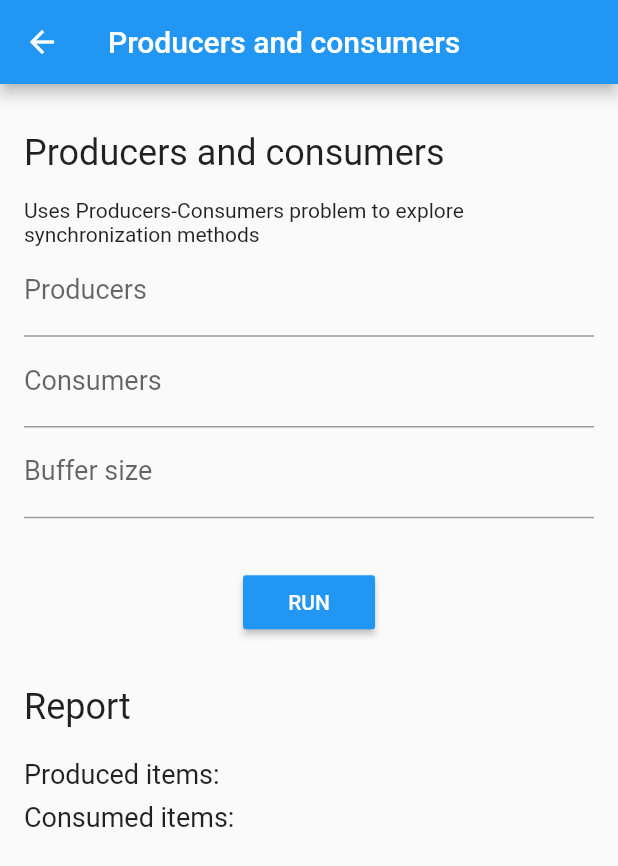
After one commit to WilliamWV/androidConcAndSync_Flutter, a Flutter app: the ProdConsScreen screen opened directly, on a phone screen of 412 x 824 dp. The commit adds this screen. Shown: the top 866 px of the screen. Run offline on Flutter 3.47's test engine with Material 2 defaults, Android fonts, the phone set to English and light mode, and no system bars.

Commit message:
Implemented ProdConsScreen

```diff
--- a/lib/constants.dart
+++ b/lib/constants.dart
@@ -12,6 +12,8 @@ const String REPORT = "Report";
 const String TIME = "Time:";
 const String AVERAGE = "Average:";
 const String DEVIATION = "Deviation:";
+const String PROD_ITEMS = "Produced items:";
+const String CONS_ITEMS = "Consumed items:";
 const String TITLE = "Android concurrency models comparission - Flutter version";
 
 // Problem Constants
--- a/lib/screens/InitScreen.dart
+++ b/lib/screens/InitScreen.dart
@@ -1,6 +1,7 @@
 import 'package:androidconcurrency/screens/ConcSumScreen.dart';
 import 'package:androidconcurrency/screens/MatMultScreen.dart';
 import 'package:androidconcurrency/screens/PhilosophersScreen.dart';
+import 'package:androidconcurrency/screens/ProdConsScreen.dart';
 import 'package:androidconcurrency/widgets/ProblemChooser.dart';
 import 'package:flutter/material.dart';
 
@@ -72,7 +73,9 @@ class _InitScreenState extends State<InitScreen> {
         Navigator.push(context, MaterialPageRoute(builder: (context) => PhilosophersScreen()));
         break;
       case IMG_DOWN: break;
-      case PROD_CONS: break;
+      case PROD_CONS:
+        Navigator.push(context, MaterialPageRoute(builder: (context) => ProdConsScreen()));
+        break;
     }
   }
 }
--- /dev/null
+++ b/lib/screens/ProdConsScreen.dart
@@ -0,0 +1,122 @@
+
+
+import 'package:androidconcurrency/constants.dart';
+import 'package:flutter/cupertino.dart';
+import 'package:flutter/material.dart';
+
+class ProdConsScreen extends StatefulWidget{
+  ProdConsScreen({Key key}): super(key: key);
+
+  @override
+  _ProdConsState createState() => _ProdConsState();
+
+}
+
+class _ProdConsState extends State<ProdConsScreen>{
+
+  double _reportProd;
+  double _reportCons;
+  @override
+  Widget build(BuildContext context) {
+    return Scaffold(
+      appBar: AppBar(
+          title: Text(PROD_CONS)
+      ),
+      body: Center(
+        child: Container(
+          padding: new EdgeInsets.all(MID_PADDING),
+          child: Column(
+            crossAxisAlignment: CrossAxisAlignment.start,
+            mainAxisAlignment: MainAxisAlignment.start,
+            children: <Widget>[
+              Container(
+                  child:Text(
+                    PROD_CONS,
+                    style: TextStyle(fontSize: TITLE_FONT_SIZE),
+                  ),
+                  padding: EdgeInsets.symmetric(vertical: MID_PADDING)
+              ),
+              Text(
+                  PROBL_DESCRIPTION[PROD_CONS],
+                  style: TextStyle(fontSize: DESCRIPTION_FONT_SIZE)
+              ),
+              TextField(
+                decoration: new InputDecoration(
+                    labelText: "Producers",
+                    labelStyle: TextStyle(fontSize: LABEL_FONT_SIZE)
+                ),
+                keyboardType: TextInputType.number,
+              ),
+              TextField(
+                decoration: new InputDecoration(
+                    labelText: "Consumers",
+                    labelStyle: TextStyle(fontSize: LABEL_FONT_SIZE)
+                ),
+                keyboardType: TextInputType.number,
+              ),
+              TextField(
+                decoration: new InputDecoration(
+                    labelText: "Buffer size",
+                    labelStyle: TextStyle(fontSize: LABEL_FONT_SIZE)
+                ),
+                keyboardType: TextInputType.number,
+              ),
+              Container(
+                  alignment: Alignment(0.0, 0.0),
+                  padding: EdgeInsets.symmetric(vertical: LARGE_PADDING),
+                  child:RaisedButton(
+                    textColor: Colors.white,
+                    color: Colors.blue,
+                    child: Text(
+                        "RUN"
+                    ),
+                    onPressed: runMM,
+                  )
+              ),
+              Container(
+                padding: EdgeInsets.only(bottom: MID_PADDING),
+                child:Text(
+                  REPORT,
+                  style: TextStyle(fontSize: TITLE_FONT_SIZE),
+                ),
+              ),
+              Container(
+                padding: EdgeInsets.symmetric(vertical: SMALL_PADDING),
+                child:Row(
+                  children: <Widget>[
+                    Text(
+                      PROD_ITEMS,
+                      style: TextStyle(fontSize: LABEL_FONT_SIZE),
+                    ),
+                    Text(
+                      "",
+                      style: TextStyle(fontSize: LABEL_FONT_SIZE),
+                    )
+                  ],
+                ),
+              ),
+              Container(
+                  padding: EdgeInsets.symmetric(vertical: SMALL_PADDING),
+                  child:Row(
+                    children: <Widget>[
+                      Text(
+                        CONS_ITEMS,
+                        style: TextStyle(fontSize: LABEL_FONT_SIZE),
+                      ),
+                      Text(
+                        "",
+                        style: TextStyle(fontSize: LABEL_FONT_SIZE),
+                      )
+                    ],
+                  )
+              )
+            ],
+          ),
+        ),
+      ),
+    );
+  }
+  void runMM(){
+
+  }
+}
```
